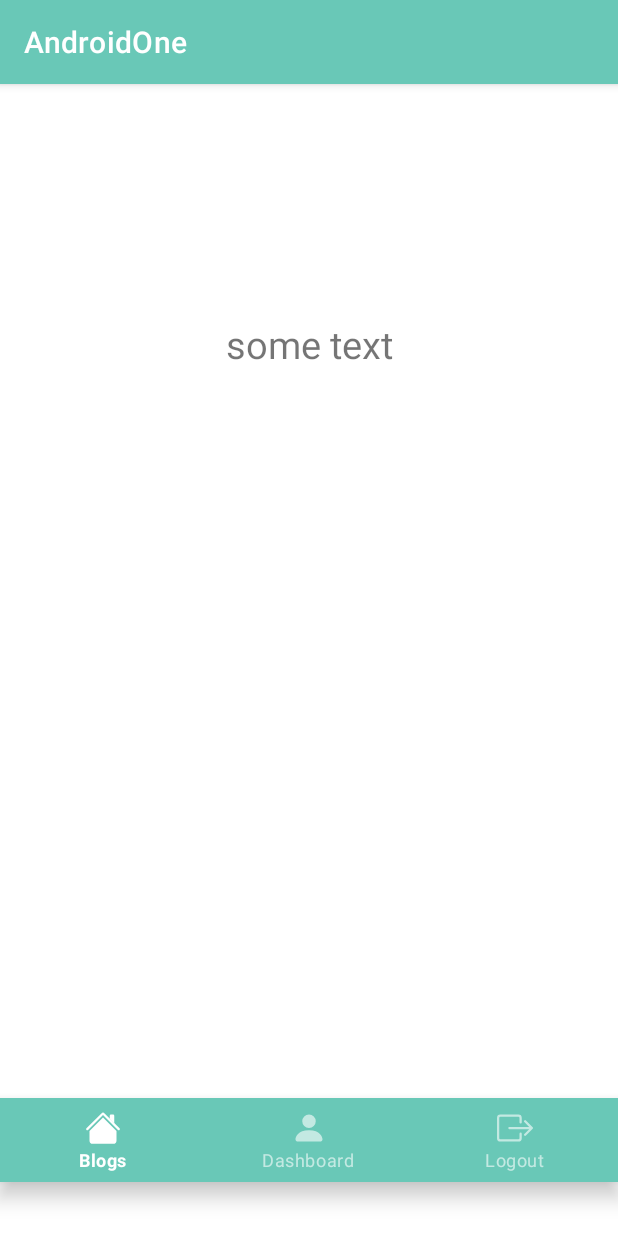
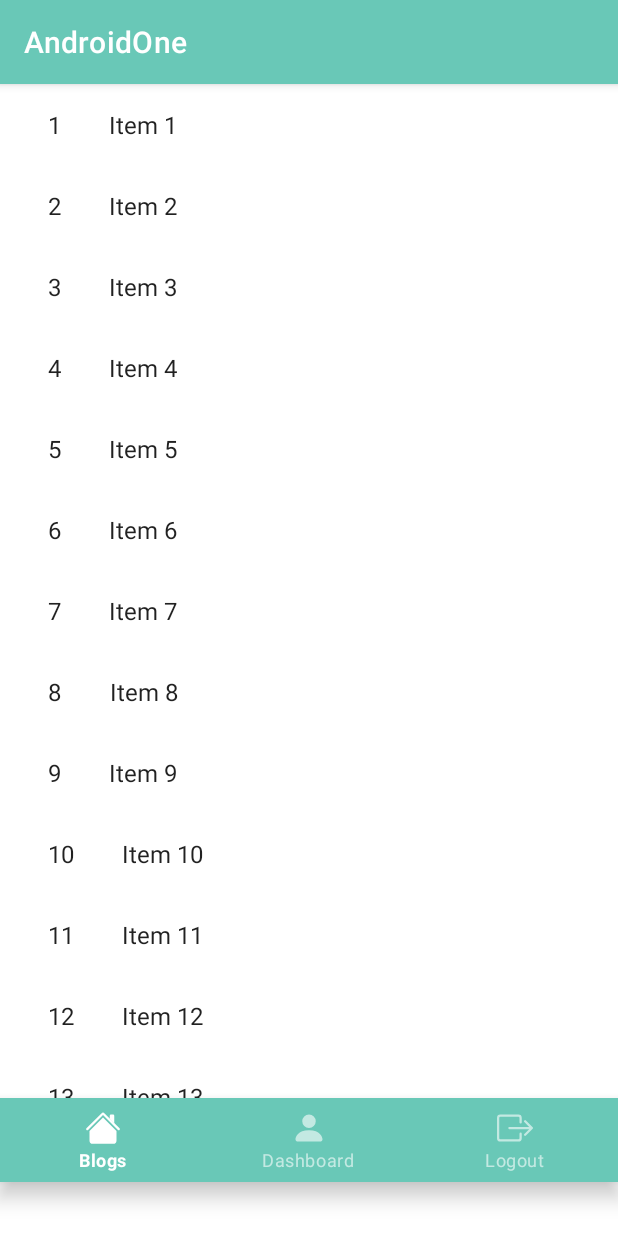
Before and after one commit to ricdotnet/androidone, an Android app: the BlogsActivity screen opened directly, with no data from a screen before it, on a phone screen of 412 x 824 dp. Run offline under Robolectric (Android 15) with nearby library versions, the phone set to English and light mode, and no system bars.

Commit message:
* more fragments;

```diff
--- a/app/build.gradle
+++ b/app/build.gradle
@@ -38,6 +38,7 @@ dependencies {
     implementation 'androidx.legacy:legacy-support-v4:1.0.0'
     implementation 'androidx.navigation:navigation-fragment:2.4.1'
     implementation 'androidx.navigation:navigation-ui:2.4.1'
+    implementation 'androidx.recyclerview:recyclerview:1.2.1'
     testImplementation 'junit:junit:4.13.2'
     androidTestImplementation 'androidx.test.ext:junit:1.1.3'
     androidTestImplementation 'androidx.test.espresso:espresso-core:3.4.0'
--- /dev/null
+++ b/app/src/main/java/dev/ricr/androidone/Fragments/BlogsFragment.java
@@ -0,0 +1,72 @@
+package dev.ricr.androidone.Fragments;
+
+import android.content.Context;
+import android.os.Bundle;
+
+import androidx.fragment.app.Fragment;
+import androidx.recyclerview.widget.GridLayoutManager;
+import androidx.recyclerview.widget.LinearLayoutManager;
+import androidx.recyclerview.widget.RecyclerView;
+
+import android.view.LayoutInflater;
+import android.view.View;
+import android.view.ViewGroup;
+
+import dev.ricr.androidone.R;
+import dev.ricr.androidone.Fragments.placeholder.PlaceholderContent;
+
+/**
+ * A fragment representing a list of Items.
+ */
+public class BlogsFragment extends Fragment {
+
+  // TODO: Customize parameter argument names
+  private static final String ARG_COLUMN_COUNT = "column-count";
+  // TODO: Customize parameters
+  private int mColumnCount = 1;
+
+  /**
+   * Mandatory empty constructor for the fragment manager to instantiate the
+   * fragment (e.g. upon screen orientation changes).
+   */
+  public BlogsFragment() {
+  }
+
+  // TODO: Customize parameter initialization
+  @SuppressWarnings("unused")
+  public static BlogsFragment newInstance(int columnCount) {
+    BlogsFragment fragment = new BlogsFragment();
+    Bundle args = new Bundle();
+    args.putInt(ARG_COLUMN_COUNT, columnCount);
+    fragment.setArguments(args);
+    return fragment;
+  }
+
+  @Override
+  public void onCreate(Bundle savedInstanceState) {
+    super.onCreate(savedInstanceState);
+
+    if (getArguments() != null) {
+      mColumnCount = getArguments().getInt(ARG_COLUMN_COUNT);
+    }
+  }
+
+  @Override
+  public View onCreateView(LayoutInflater inflater, ViewGroup container,
+                           Bundle savedInstanceState) {
+    View view = inflater.inflate(R.layout.fragment_blogs_list, container, false);
+
+    // Set the adapter
+    if (view instanceof RecyclerView) {
+      Context context = view.getContext();
+      RecyclerView recyclerView = (RecyclerView) view;
+      if (mColumnCount <= 1) {
+        recyclerView.setLayoutManager(new LinearLayoutManager(context));
+      } else {
+        recyclerView.setLayoutManager(new GridLayoutManager(context, mColumnCount));
+      }
+      recyclerView.setAdapter(new MyItemRecyclerViewAdapter(PlaceholderContent.ITEMS));
+    }
+    return view;
+  }
+}
--- /dev/null
+++ b/app/src/main/java/dev/ricr/androidone/Fragments/MyItemRecyclerViewAdapter.java
@@ -0,0 +1,61 @@
+package dev.ricr.androidone.Fragments;
+
+import androidx.recyclerview.widget.RecyclerView;
+
+import android.view.LayoutInflater;
+import android.view.ViewGroup;
+import android.widget.TextView;
+
+import dev.ricr.androidone.Fragments.placeholder.PlaceholderContent.PlaceholderItem;
+import dev.ricr.androidone.databinding.FragmentBlogsBinding;
+
+import java.util.List;
+
+/**
+ * {@link RecyclerView.Adapter} that can display a {@link PlaceholderItem}.
+ * TODO: Replace the implementation with code for your data type.
+ */
+public class MyItemRecyclerViewAdapter extends RecyclerView.Adapter<MyItemRecyclerViewAdapter.ViewHolder> {
+
+  private final List<PlaceholderItem> mValues;
+
+  public MyItemRecyclerViewAdapter(List<PlaceholderItem> items) {
+    mValues = items;
+  }
+
+  @Override
+  public ViewHolder onCreateViewHolder(ViewGroup parent, int viewType) {
+
+    return new ViewHolder(FragmentBlogsBinding.inflate(LayoutInflater.from(parent.getContext()), parent, false));
+
+  }
+
+  @Override
+  public void onBindViewHolder(final ViewHolder holder, int position) {
+    holder.mItem = mValues.get(position);
+    holder.mIdView.setText(mValues.get(position).id);
+    holder.mContentView.setText(mValues.get(position).content);
+  }
+
+  @Override
+  public int getItemCount() {
+    return mValues.size();
+  }
+
+  public class ViewHolder extends RecyclerView.ViewHolder {
+    public final TextView mIdView;
+    public final TextView mContentView;
+    public PlaceholderItem mItem;
+
+    public ViewHolder(FragmentBlogsBinding binding) {
+      super(binding.getRoot());
+      mIdView = binding.itemNumber;
+      mContentView = binding.content;
+    }
+
+    @Override
+    public String toString() {
+      return super.toString() + " '" + mContentView.getText() + "'";
+    }
+  }
+}
--- /dev/null
+++ b/app/src/main/java/dev/ricr/androidone/Fragments/placeholder/PlaceholderContent.java
@@ -0,0 +1,72 @@
+package dev.ricr.androidone.Fragments.placeholder;
+
+import java.util.ArrayList;
+import java.util.HashMap;
+import java.util.List;
+import java.util.Map;
+
+/**
+ * Helper class for providing sample content for user interfaces created by
+ * Android template wizards.
+ * <p>
+ * TODO: Replace all uses of this class before publishing your app.
+ */
+public class PlaceholderContent {
+
+  /**
+   * An array of sample (placeholder) items.
+   */
+  public static final List<PlaceholderItem> ITEMS = new ArrayList<PlaceholderItem>();
+
+  /**
+   * A map of sample (placeholder) items, by ID.
+   */
+  public static final Map<String, PlaceholderItem> ITEM_MAP = new HashMap<String, PlaceholderItem>();
+
+  private static final int COUNT = 25;
+
+  static {
+    // Add some sample items.
+    for (int i = 1; i <= COUNT; i++) {
+      addItem(createPlaceholderItem(i));
+    }
+  }
+
+  private static void addItem(PlaceholderItem item) {
+    ITEMS.add(item);
+    ITEM_MAP.put(item.id, item);
+  }
+
+  private static PlaceholderItem createPlaceholderItem(int position) {
+    return new PlaceholderItem(String.valueOf(position), "Item " + position, makeDetails(position));
+  }
+
+  private static String makeDetails(int position) {
+    StringBuilder builder = new StringBuilder();
+    builder.append("Details about Item: ").append(position);
+    for (int i = 0; i < position; i++) {
+      builder.append("\nMore details information here.");
+    }
+    return builder.toString();
+  }
+
+  /**
+   * A placeholder item representing a piece of content.
+   */
+  public static class PlaceholderItem {
+    public final String id;
+    public final String content;
+    public final String details;
+
+    public PlaceholderItem(String id, String content, String details) {
+      this.id = id;
+      this.content = content;
+      this.details = details;
+    }
+
+    @Override
+    public String toString() {
+      return content;
+    }
+  }
+}
--- a/app/src/main/java/dev/ricr/androidone/LoginActivity.java
+++ b/app/src/main/java/dev/ricr/androidone/LoginActivity.java
@@ -50,7 +50,7 @@ public class LoginActivity extends AppCompatActivity {
     String currentUser = userData.getString("username", null);
 
     if (currentUser != null) {
-      Intent intent = new Intent(this, DashboardActivity.class);
+      Intent intent = new Intent(this, BlogsActivity.class);
       startActivity(intent);
     }
   }
--- a/app/src/main/java/dev/ricr/androidone/Views/BlogsActivity.java
+++ b/app/src/main/java/dev/ricr/androidone/Views/BlogsActivity.java
@@ -9,6 +9,7 @@ import android.view.MenuItem;
 
 import com.google.android.material.bottomnavigation.BottomNavigationView;
 
+import dev.ricr.androidone.Fragments.BlogsFragment;
 import dev.ricr.androidone.Fragments.DashboardFragment;
 import dev.ricr.androidone.R;
 
@@ -27,14 +28,19 @@ public class BlogsActivity extends AppCompatActivity implements BottomNavigation
 //    bottomNavigationView.setSelectedItemId(R.id.activity_blogs);
   }
 
+  @Override
+  public void onResume() {
+    super.onResume();
+    getSupportFragmentManager().beginTransaction().replace(R.id.container, blogsFragment).commit();
+  }
+
+  BlogsFragment blogsFragment = new BlogsFragment();
   DashboardFragment dashboardFragment = new DashboardFragment();
 
   @Override
   public boolean onNavigationItemSelected(@NonNull MenuItem item) {
     if (item.getItemId() == R.id.menu_blogs) {
-//      System.out.println("going to blogs page");
-      Intent intent = new Intent(this, BlogsActivity.class);
-      startActivity(intent);
+      getSupportFragmentManager().beginTransaction().replace(R.id.container, blogsFragment).commit();
       return true;
     }
 
--- a/app/src/main/res/layout/activity_blogs.xml
+++ b/app/src/main/res/layout/activity_blogs.xml
@@ -18,17 +18,6 @@
     app:layout_constraintStart_toStartOf="parent"
     app:layout_constraintTop_toTopOf="parent" />
 
-  <TextView
-    android:id="@+id/some_text"
-    android:layout_width="wrap_content"
-    android:layout_height="wrap_content"
-    android:layout_marginTop="156dp"
-    android:text="some text"
-    android:textSize="25dp"
-    app:layout_constraintEnd_toEndOf="parent"
-    app:layout_constraintStart_toStartOf="parent"
-    app:layout_constraintTop_toTopOf="parent" />
-
   <com.google.android.material.bottomnavigation.BottomNavigationView
     android:id="@+id/bottom_navigation"
     style="@style/Widget.MaterialComponents.BottomNavigationView.Colored"
--- /dev/null
+++ b/app/src/main/res/layout/fragment_blogs.xml
@@ -0,0 +1,20 @@
+<?xml version="1.0" encoding="utf-8"?>
+<LinearLayout xmlns:android="http://schemas.android.com/apk/res/android"
+  android:layout_width="wrap_content"
+  android:layout_height="wrap_content"
+  android:orientation="horizontal">
+
+  <TextView
+    android:id="@+id/item_number"
+    android:layout_width="wrap_content"
+    android:layout_height="wrap_content"
+    android:layout_margin="@dimen/text_margin"
+    android:textAppearance="?attr/textAppearanceListItem" />
+
+  <TextView
+    android:id="@+id/content"
+    android:layout_width="wrap_content"
+    android:layout_height="wrap_content"
+    android:layout_margin="@dimen/text_margin"
+    android:textAppearance="?attr/textAppearanceListItem" />
+</LinearLayout>
--- /dev/null
+++ b/app/src/main/res/layout/fragment_blogs_list.xml
@@ -0,0 +1,13 @@
+<?xml version="1.0" encoding="utf-8"?>
+<androidx.recyclerview.widget.RecyclerView xmlns:android="http://schemas.android.com/apk/res/android"
+  xmlns:app="http://schemas.android.com/apk/res-auto"
+  xmlns:tools="http://schemas.android.com/tools"
+  android:id="@+id/list"
+  android:name="dev.ricr.androidone.Fragments.BlogsFragment"
+  android:layout_width="match_parent"
+  android:layout_height="match_parent"
+  android:layout_marginLeft="16dp"
+  android:layout_marginRight="16dp"
+  app:layoutManager="LinearLayoutManager"
+  tools:context=".Fragments.BlogsFragment"
+  tools:listitem="@layout/fragment_blogs" />
--- a/app/src/main/res/values/dimens.xml
+++ b/app/src/main/res/values/dimens.xml
@@ -1,3 +1,4 @@
 <resources>
   <dimen name="fab_margin">16dp</dimen>
+  <dimen name="text_margin">16dp</dimen>
 </resources>
```
